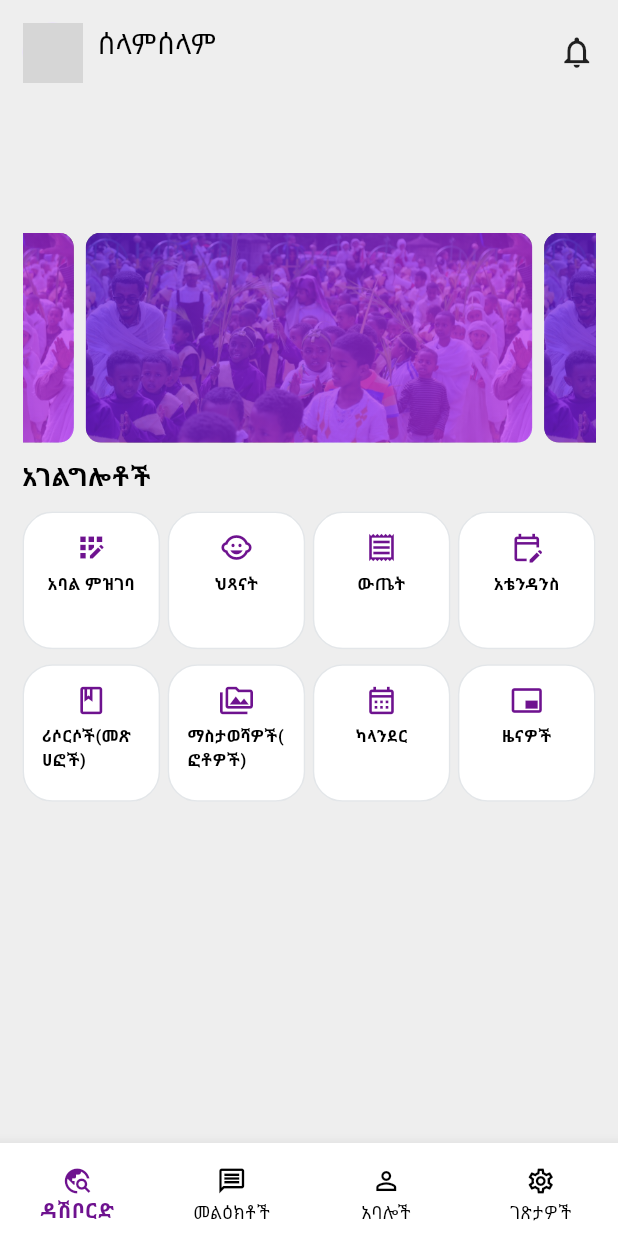
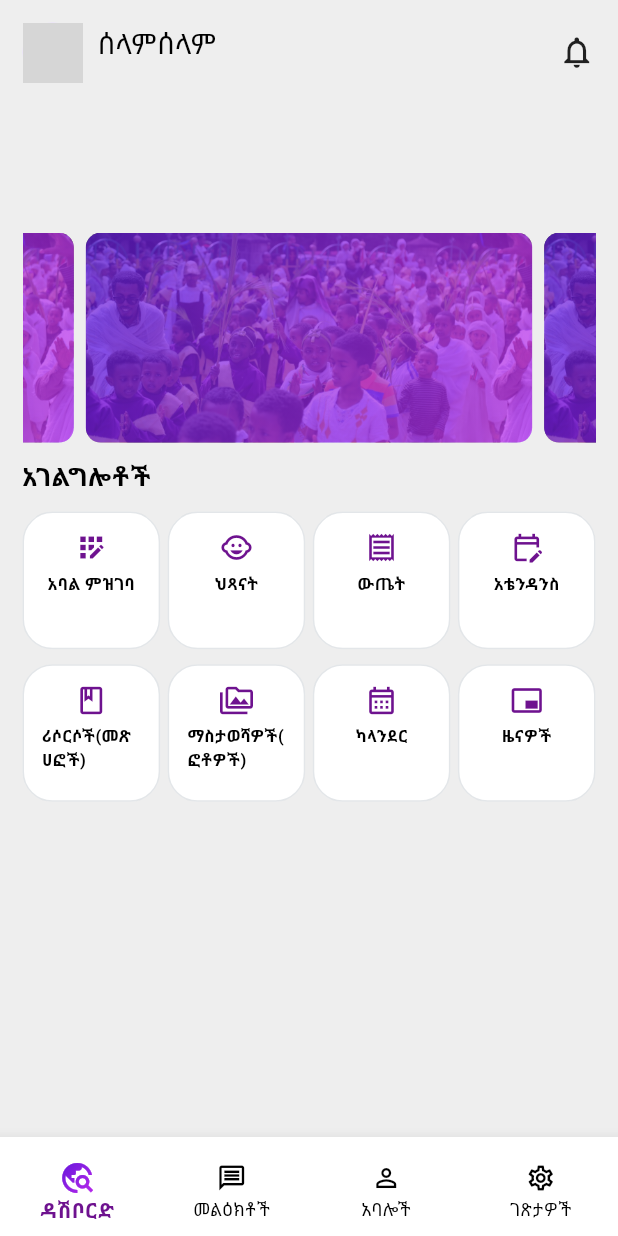
Before and after one commit to nahomersom/finote_birhan, a Flutter app: the screen it shows after launch, on a phone screen of 412 x 824 dp. Run offline on Flutter 3.47's test engine with Material 3 defaults, Android fonts, the phone set to English and light mode, and no system bars; drawn by our look-alikes of carousel_slider, toastification; our stand-ins replace bloc, cloud_firestore, equatable, firebase_auth, firebase_core, firebase_storage and 10 more; accounts and stored records are empty; network calls fail; Roboto replaces fonts that are missing (CenturyGothic); grey boxes are pictures that could not be loaded.

Commit message:
feat: abal list updated

```diff
--- a/lib/Business Logic/Controllers/abal/abal_controller.dart
+++ b/lib/Business Logic/Controllers/abal/abal_controller.dart
@@ -117,7 +117,11 @@ class AbalController extends GetxController {
           FirebaseFirestore.instance.collection('abals');
       await abalsCollection.add(abalInfo.toJson());
       logger.w('called here -  successfully added');
-
+      toastification.show(
+        type: ToastificationType.success,
+        title: const Text('አባሉ በተሳካ ሁኔት ተመዝግብዋል።'),
+        autoCloseDuration: const Duration(seconds: 5),
+      );
       isRegistered.value = true;
       isLoading.value = false;
     } catch (err) {
--- a/lib/Data/Models/abal.dart
+++ b/lib/Data/Models/abal.dart
@@ -130,7 +130,7 @@ class AbalModel {
       kifile: json['kifile'] ?? '',
       subKifile: json['subKifile'] ?? '',
       imagePath: json['imagePath'] ?? '',
-      abalImage: json['abalImage'] ?? '',
+      abalImage: null,
     );
   }
 
@@ -206,7 +206,7 @@ class FamilyInfo {
       familyKebele: json['familyKebele'] ?? '',
       familyHouseNumber: json['familyHouseNumber'] ?? '',
       imagePath: json['imagePath'] ?? '',
-      welageImage: json['welageImage'] ?? '',
+      welageImage: null,
     );
   }
 
--- a/lib/Presentation/Routes/app_navigator.dart
+++ b/lib/Presentation/Routes/app_navigator.dart
@@ -27,6 +27,10 @@ class AppNavigator {
     Get.toNamed(AppRoutes.REGISTRATION);
   }
 
+  static void starAbalList() {
+    Get.toNamed(AppRoutes.ABALS);
+  }
+
   static void startAbalFormRegistration() {
     Get.toNamed(
         '${AppRoutes.DASHOBARD.toRoute()}${AppRoutes.KIFILE.toRoute()}${AppRoutes.ABALFORM.toRoute()}');
--- a/lib/Presentation/Routes/app_pages.dart
+++ b/lib/Presentation/Routes/app_pages.dart
@@ -26,6 +26,10 @@ class RouteConfig {
     GetPage(
       name: AppRoutes.REGISTRATION.toRoute(),
       page: () => const RegistrationView(),
+    ),
+    GetPage(
+      name: AppRoutes.ABALS.toRoute(),
+      page: () => const AbalListScreen(),
     ),
     GetPage(
       name: AppRoutes.DASHOBARD.toRoute(),
--- a/lib/Presentation/Screens/Registration/views/abal_form.dart
+++ b/lib/Presentation/Screens/Registration/views/abal_form.dart
@@ -215,7 +215,7 @@ class _AbalFormState extends State<AbalForm> {
             ),
           );
         }
-        return const Spinner(text: 'ዝግጅት ላይ');
+        return const Center(child: Spinner());
       }),
     );
   }
--- a/lib/Presentation/Screens/Registration/views/kifile_selector.dart
+++ b/lib/Presentation/Screens/Registration/views/kifile_selector.dart
@@ -194,7 +194,7 @@ class _KifileSelectorState extends State<KifileSelector> {
             }
 
             // Loading spinner if state is loading or not successful yet
-            return const Center(child: Spinner(text: 'ዝግጅት ላይ'));
+            return const Center(child: Spinner());
           },
         ),
       ),
--- a/lib/Presentation/Screens/Workspace/UI/workspace.dart
+++ b/lib/Presentation/Screens/Workspace/UI/workspace.dart
@@ -30,16 +30,12 @@ class Workspace extends StatelessWidget {
 
   @override
   Widget build(BuildContext context) {
-    // Instantiate the MainController
     final MainController controller = Get.put(MainController());
 
     return Obx(() => Scaffold(
           body: IndexedStack(
             index: controller.selectedIndex.value,
-            children:
-
-            [
-              // Replace these with your actual screens
+            children: [
               DashboardScreen(),
               DashboardScreen(),
               AbalListScreen(),
@@ -52,54 +48,74 @@ class Workspace extends StatelessWidget {
             backgroundColor: Colors.white,
             type: BottomNavigationBarType.fixed,
             selectedLabelStyle: const TextStyle(
-              fontWeight:
-                  FontWeight.w600, // Increased font weight for selected item
+              fontWeight: FontWeight.w600,
             ),
-            selectedItemColor: ColorResources.primaryColor,
+            selectedItemColor: ColorResources
+                .primaryColor, // Can be removed, since we are applying gradient
             unselectedItemColor: Colors.black,
-            items: const [
-              BottomNavigationBarItem(
-                icon: Padding(
-                  padding: EdgeInsets.only(top: 8.0), // Padding above the icon
-                  child: Icon(
-                    Icons.travel_explore_outlined,
-                    size: 20,
-                  ),
-                ),
+            items: [
+              _buildBottomNavigationBarItem(
+                iconData: Icons.travel_explore_outlined,
+                selectedIconData: Icons.travel_explore,
                 label: 'ዳሽቦርድ',
+                isSelected: controller.selectedIndex.value == 0,
               ),
-              BottomNavigationBarItem(
-                icon: Padding(
-                  padding: EdgeInsets.only(top: 8.0), // Padding above the icon
-                  child: Icon(
-                    Icons.message_outlined,
-                    size: 20,
-                  ),
-                ),
+              _buildBottomNavigationBarItem(
+                iconData: Icons.message_outlined,
+                selectedIconData: Icons.message,
                 label: 'መልዕክቶች',
+                isSelected: controller.selectedIndex.value == 1,
               ),
-              BottomNavigationBarItem(
-                icon: Padding(
-                  padding: EdgeInsets.only(top: 8.0), // Padding above the icon
-                  child: Icon(
-                    Icons.person_outline,
-                    size: 20,
-                  ),
-                ),
+              _buildBottomNavigationBarItem(
+                iconData: Icons.person_outline,
+                selectedIconData: Icons.person,
                 label: 'አባሎች',
+                isSelected: controller.selectedIndex.value == 2,
               ),
-              BottomNavigationBarItem(
-                icon: Padding(
-                  padding: EdgeInsets.only(top: 8.0), // Padding above the icon
-                  child: Icon(
-                    Icons.settings_outlined,
-                    size: 20,
-                  ),
-                ),
+              _buildBottomNavigationBarItem(
+                iconData: Icons.settings_outlined,
+                selectedIconData: Icons.settings,
                 label: 'ገጽታዎች',
+                isSelected: controller.selectedIndex.value == 3,
               ),
             ],
           ),
         ));
   }
+
+  BottomNavigationBarItem _buildBottomNavigationBarItem({
+    required IconData iconData,
+    required IconData selectedIconData,
+    required String label,
+    required bool isSelected,
+  }) {
+    return BottomNavigationBarItem(
+      icon: Padding(
+        padding: const EdgeInsets.only(top: 8.0),
+        child: isSelected
+            ? ShaderMask(
+                shaderCallback: (Rect bounds) {
+                  return const LinearGradient(
+                    colors: [
+                      Color(0xff6115da),
+                      Color(0xffbd2aec),
+                    ],
+                    begin: Alignment.topLeft,
+                    end: Alignment.bottomRight,
+                  ).createShader(bounds);
+                },
+                child: Icon(
+                  selectedIconData,
+                  size: 24,
+                  color: Colors.white, // Gradient will override this color
+                ),
+              )
+            : Icon(
+                iconData,
+                size: 20,
+              ),
+      ),
+      label: label,
+    );
+  }
 }
--- a/pubspec.yaml
+++ b/pubspec.yaml
@@ -43,7 +43,7 @@ dependencies:
   firebase_auth: ^4.6.3
 
   dropdown_search: ^5.0.6
-  firebase_storage: ^11.2.4
+  firebase_storage: ^11.6.5
   flutter_bloc: ^8.1.1
   equatable: ^2.0.5
   path: ^1.8.0
@@ -57,6 +57,7 @@ dependencies:
   get: ^4.6.6
   carousel_slider: ^5.0.0
   flutter_screenutil: ^5.9.3
+  toastification: ^2.3.0
 dev_dependencies:
   flutter_test:
     sdk: flutter
```
Also changed, not shown: lib/Business Logic/Algorithm/file-uploader.dart (+9 -1 lines), lib/Presentation/Components/spinner.dart (+15 -9 lines), lib/Presentation/Screens/Abals/UI/Abal-List.dart (+9 -15 lines), lib/Presentation/Screens/Abals/Widgetes/user-list-item.dart (+58 -14 lines), lib/Presentation/Screens/Registration/views/family_form.dart (+20 -7 lines), pubspec.lock.
